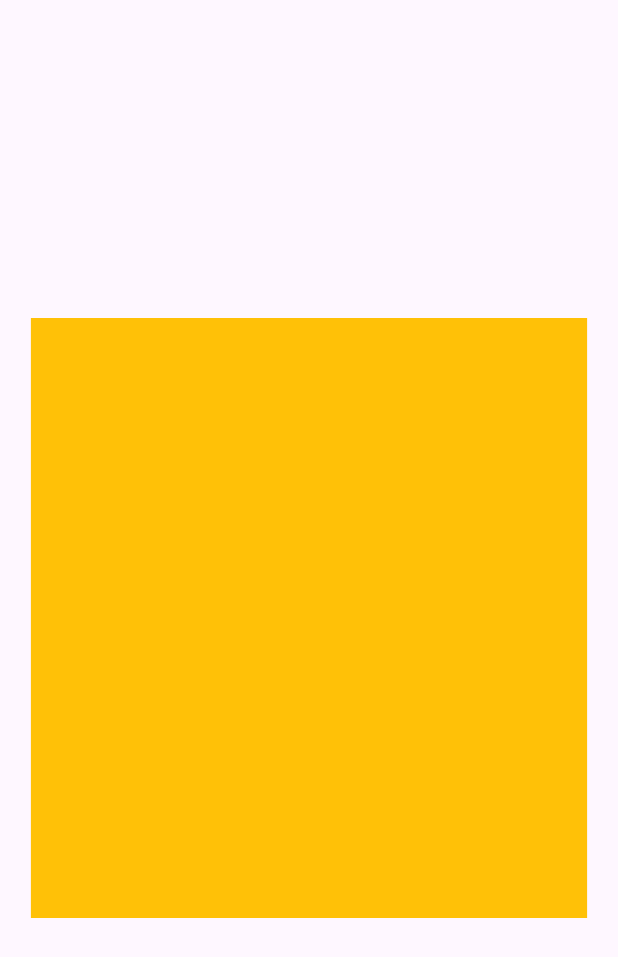
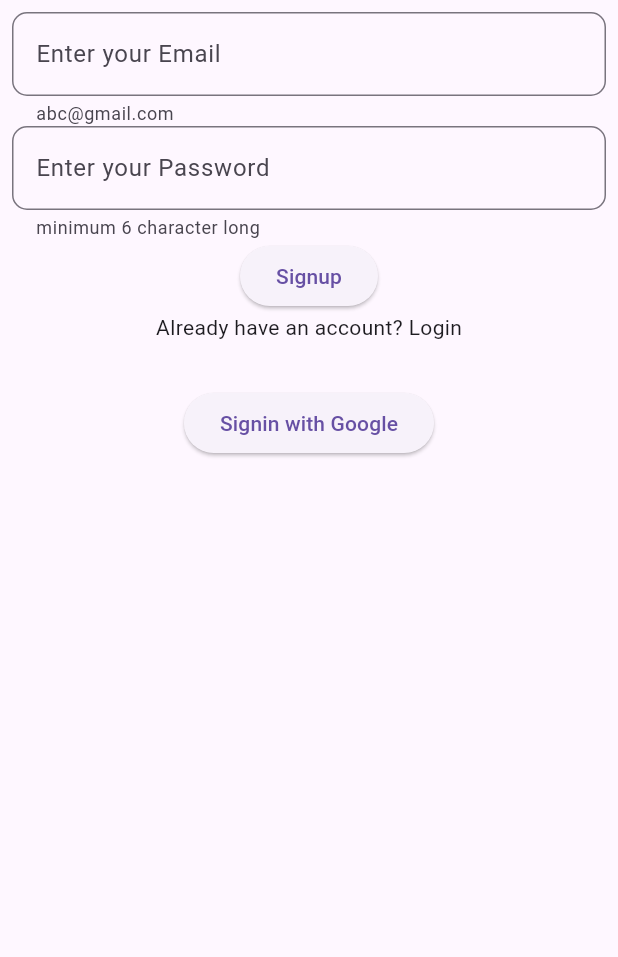
Before and after one commit to Usamaa1/2211b1-Flutter, a Flutter app: the screen it shows after launch, on a phone screen of 412 x 824 dp. Shown: the top 957 px of the screen. Run offline on Flutter 3.47's test engine with Material 3 defaults, Android fonts, the phone set to English and light mode, and no system bars; our stand-ins replace firebase_auth, firebase_core; accounts and stored records are empty.

Commit message:
Sign In with google

```diff
--- a/Flutter/firstproject/lib/MyClipPath.dart
+++ b/Flutter/firstproject/lib/MyClipPath.dart
@@ -1,4 +1,3 @@
-import 'dart:ui';
 
 import 'package:flutter/material.dart';
 
--- /dev/null
+++ b/Flutter/firstproject/lib/Signup.dart
@@ -0,0 +1,115 @@
+import 'package:firebase_auth/firebase_auth.dart';
+import 'package:firstproject/Login.dart';
+import 'package:firstproject/validator.dart';
+import 'package:flutter/material.dart';
+
+class Signup extends StatelessWidget {
+  const Signup({super.key});
+
+  @override
+  Widget build(BuildContext context) {
+    final signupForm = GlobalKey<FormState>();
+    TextEditingController emailField = TextEditingController();
+    TextEditingController passwordField = TextEditingController();
+
+    SignupUser() async {
+      if (signupForm.currentState?.validate() ?? false) {
+        try {
+          final credential =
+              await FirebaseAuth.instance.createUserWithEmailAndPassword(
+            email: emailField.text,
+            password: passwordField.text,
+          );
+          ScaffoldMessenger.of(context).showSnackBar(SnackBar(
+            content: Text("User Signup Successfully"),
+          ));
+        } on FirebaseAuthException catch (e) {
+          if (e.code == 'weak-password') {
+            print('The password provided is too weak.');
+            print(e.code);
+          } else if (e.code == 'email-already-in-use') {
+            print('The account already exists for that email.');
+          }
+        } catch (e) {
+          print(e);
+        }
+      }
+    }
+
+    Future<UserCredential> signInWithGoogle() async {
+      // Create a new provider
+      GoogleAuthProvider googleProvider = GoogleAuthProvider();
+
+      googleProvider
+          .addScope('https://www.googleapis.com/auth/contacts.readonly');
+      googleProvider.setCustomParameters({'login_hint': 'user@example.com'});
+
+      // Once signed in, return the UserCredential
+      return await FirebaseAuth.instance.signInWithPopup(googleProvider);
+
+      // Or use signInWithRedirect
+      // return await FirebaseAuth.instance.signInWithRedirect(googleProvider);
+    }
+
+    return Scaffold(
+      body: Padding(
+        padding: const EdgeInsets.all(8.0),
+        child: Form(
+          key: signupForm,
+          child: Column(
+            children: [
+              TextFormField(
+                decoration: InputDecoration(
+                    labelText: "Enter your Email",
+                    // hintText: "Enter your Email",
+                    helperText: "abc@gmail.com",
+                    border: OutlineInputBorder(
+                        borderRadius: BorderRadius.circular(10),
+                        borderSide: BorderSide(width: 2, color: Colors.black))),
+                keyboardType: TextInputType.number,
+                controller: emailField,
+                validator: emailValidator,
+                // obscureText: true,
+                // obscuringCharacter: "*",
+                style: TextStyle(),
+              ),
+              TextFormField(
+                decoration: InputDecoration(
+                    labelText: "Enter your Password",
+                    // hintText: "Enter your Email",
+                    helperText: "minimum 6 character long",
+                    border: OutlineInputBorder(
+                        borderRadius: BorderRadius.circular(10),
+                        borderSide: BorderSide(width: 2, color: Colors.black))),
+                keyboardType: TextInputType.number,
+                controller: passwordField,
+                obscureText: true,
+                obscuringCharacter: "*",
+                style: TextStyle(),
+                validator: passwordValidator,
+              ),
+              ElevatedButton(
+                onPressed: SignupUser,
+                child: Text("Signup"),
+              ),
+              GestureDetector(
+                onTap: () {
+                  Navigator.push(context,
+                      MaterialPageRoute(builder: (context) => Login()));
+                },
+                child: Text("Already have an account? Login"),
+              ),
+              SizedBox(height: 30),
+              ElevatedButton(
+                onPressed: () {
+                  signInWithGoogle();
+                },
+                child: Text("Signin with Google"),
+              )
+            ],
+          ),
+        ),
+      ),
+    );
+  }
+}
--- a/Flutter/firstproject/lib/main.dart
+++ b/Flutter/firstproject/lib/main.dart
@@ -1,16 +1,16 @@
-import 'package:firstproject/MyClipPath.dart';
-import 'package:firstproject/MyMediaQuery.dart';
-import 'package:firstproject/MyMediaQuerySecond.dart';
-import 'package:firstproject/MyTabList.dart';
-import 'package:firstproject/MyTabbar.dart';
-import 'package:firstproject/OnBoardingScreen.dart';
-import 'package:firstproject/OnBoardingScreenCopy.dart';
-import 'package:firstproject/SplashScreen.dart';
+import 'package:firebase_core/firebase_core.dart';
+import 'package:firstproject/MyProductCards.dart';
+import 'package:firstproject/Signup.dart';
+import 'package:firstproject/firebase_options.dart';
 // import 'package:firstproject/MyColumnRow.dart';
 // import 'package:firstproject/MyText.dart';
 import 'package:flutter/material.dart';
 
-void main() {
+void main() async {
+  WidgetsFlutterBinding.ensureInitialized();
+  await Firebase.initializeApp(
+    options: DefaultFirebaseOptions.currentPlatform,
+  );
   runApp(const MyApp());
 }
 
@@ -19,6 +19,12 @@ class MyApp extends StatelessWidget {
 
   @override
   Widget build(BuildContext context) {
-    return MaterialApp(home: MyMediaQuerySecond());
+    return MaterialApp(
+      debugShowCheckedModeBanner: false,
+      home: Signup()
+      // home: MyProductCards(
+      //   cardTitle: "Product 1",
+      //   cardImage: "https://images.unsplash.com/photo-1735506266367-d6941df3efdc?q=80&w=1470&auto=format&fit=crop&ixlib=rb-4.0.3&ixid=M3wxMjA3fDB8MHxwaG90by1wYWdlfHx8fGVufDB8fHx8fA%3D%3D",)
+      );
   }
 }
--- /dev/null
+++ b/Flutter/firstproject/lib/validator.dart
@@ -0,0 +1,24 @@
+String? emailValidator(value) {
+  if (value == null || value.isEmpty) {
+    return "Kindly enter email";
+  }
+  RegExp regexEmail =
+      RegExp(r'^\w+([\.-]?\w+)*@\w+([\.-]?\w+)*(\.\w{2,3})+$');
+  if (!regexEmail.hasMatch(value!)) {
+    return "The email pattern is incorrect";
+  }
+    return null;
+
+}
+
+String? passwordValidator(value) {
+  if (value == null || value.isEmpty) {
+    return "Kindly enter password";
+  }
+  RegExp regexEmail = RegExp(r'^(?=.*\d)(?=.*[a-z])(?=.*[A-Z]).{6,20}$');
+  if (!regexEmail.hasMatch(value!)) {
+    return "The password pattern is incorrect";
+  }
+    return null;
+
+}
--- a/Flutter/firstproject/pubspec.yaml
+++ b/Flutter/firstproject/pubspec.yaml
@@ -35,6 +35,8 @@ dependencies:
   # Use with the CupertinoIcons class for iOS style icons.
   cupertino_icons: ^1.0.8
   firebase_core: ^3.10.0
+  firebase_auth: ^5.4.0
+  google_sign_in: ^6.2.2
 
 dev_dependencies:
   flutter_test:
```
Also changed, not shown: Flutter/firstproject/lib/Login.dart (added, +83 -0 lines), Flutter/firstproject/lib/MyHome.dart (+15 -0 lines), Flutter/firstproject/lib/MyProductCards.dart (added, +88 -0 lines), Flutter/firstproject/pubspec.lock, 3 other files.
